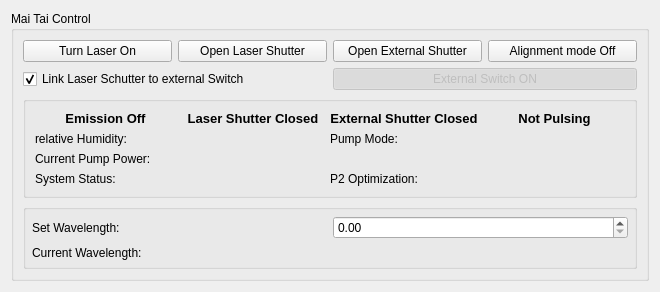
Qt form acq4/devices/MaiTaiLaser/maiTaiTemplate.ui (acq4/acq4) before a commit.
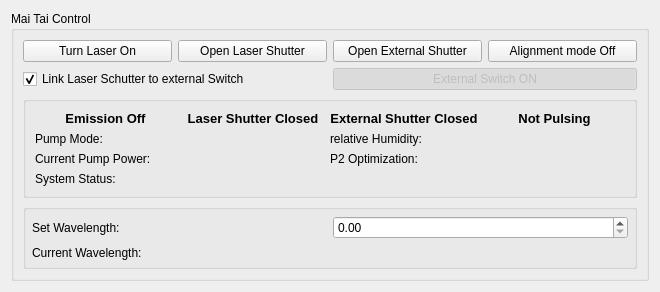
The same form after that commit. Custom widgets are drawn as their Qt base class.

Commit message: bug fixes in widget insertion

The edit to the form file:
```diff
--- a/acq4/devices/MaiTaiLaser/maiTaiTemplate.ui
+++ b/acq4/devices/MaiTaiLaser/maiTaiTemplate.ui
@@ -66,20 +66,6 @@
            </property>
           </widget>
          </item>
-         <item row="3" column="3">
-          <widget class="QLabel" name="P2OptimizationLabel">
-           <property name="text">
-            <string/>
-           </property>
-          </widget>
-         </item>
-         <item row="3" column="2">
-          <widget class="QLabel" name="label_18">
-           <property name="text">
-            <string>P2 Optimization:</string>
-           </property>
-          </widget>
-         </item>
          <item row="3" column="1">
           <widget class="QLabel" name="systemStatusLabel">
            <property name="text">
@@ -87,13 +73,6 @@
            </property>
           </widget>
          </item>
-         <item row="1" column="0">
-          <widget class="QLabel" name="label_14">
-           <property name="text">
-            <string>relative Humidity:</string>
-           </property>
-          </widget>
-         </item>
          <item row="0" column="3">
           <widget class="QLabel" name="PulsingLabel">
            <property name="font">
@@ -162,27 +141,6 @@
            </property>
           </widget>
          </item>
-         <item row="1" column="3">
-          <widget class="QLabel" name="pumpModeLabel">
-           <property name="text">
-            <string/>
-           </property>
-          </widget>
-         </item>
-         <item row="1" column="2">
-          <widget class="QLabel" name="label_6">
-           <property name="text">
-            <string>Pump Mode:</string>
-           </property>
-          </widget>
-         </item>
-         <item row="1" column="1">
-          <widget class="QLabel" name="relHumidityLabel">
-           <property name="text">
-            <string/>
-           </property>
-          </widget>
-         </item>
          <item row="2" column="0">
           <widget class="QLabel" name="label_16">
            <property name="text">
@@ -197,6 +155,48 @@
            </property>
           </widget>
          </item>
+         <item row="2" column="2">
+          <widget class="QLabel" name="label_18">
+           <property name="text">
+            <string>P2 Optimization:</string>
+           </property>
+          </widget>
+         </item>
+         <item row="2" column="3">
+          <widget class="QLabel" name="P2OptimizationLabel">
+           <property name="text">
+            <string/>
+           </property>
+          </widget>
+         </item>
+         <item row="1" column="0">
+          <widget class="QLabel" name="label_6">
+           <property name="text">
+            <string>Pump Mode:</string>
+           </property>
+          </widget>
+         </item>
+         <item row="1" column="1">
+          <widget class="QLabel" name="pumpModeLabel">
+           <property name="text">
+            <string/>
+           </property>
+          </widget>
+         </item>
+         <item row="1" column="2">
+          <widget class="QLabel" name="label_14">
+           <property name="text">
+            <string>relative Humidity:</string>
+           </property>
+          </widget>
+         </item>
+         <item row="1" column="3">
+          <widget class="QLabel" name="relHumidityLabel">
+           <property name="text">
+            <string/>
+           </property>
+          </widget>
+         </item>
         </layout>
        </widget>
       </item>
```
Left out of the diff: 4 changed lines with no effect on the pictures. The commit also changes 2 other files.
